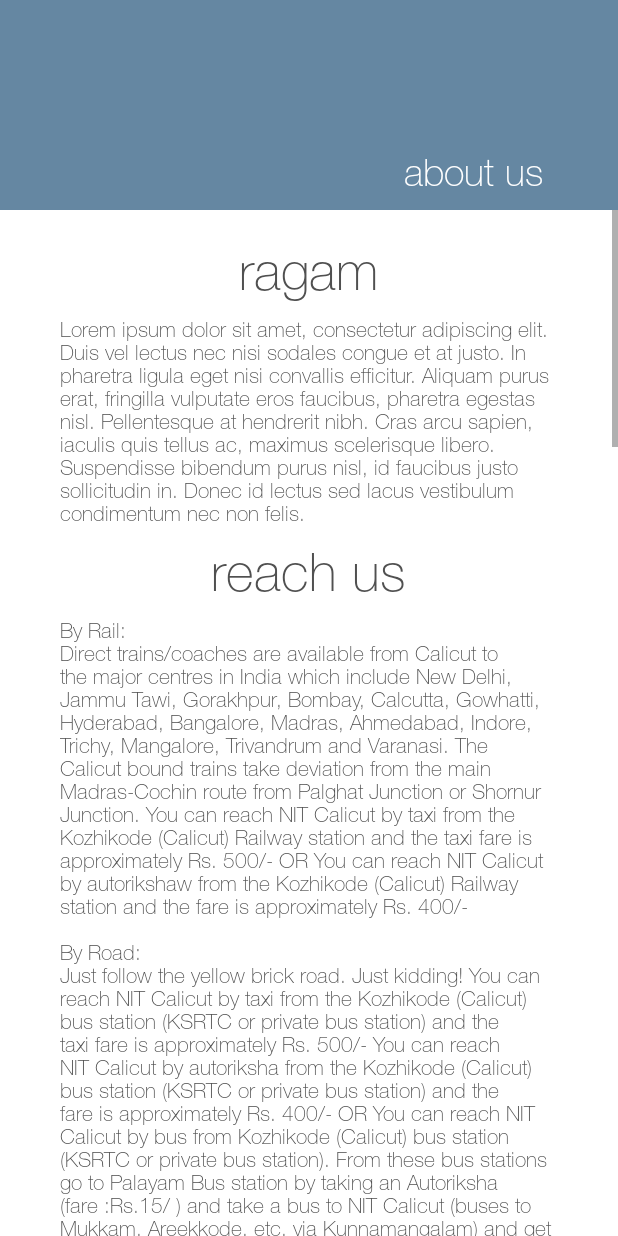
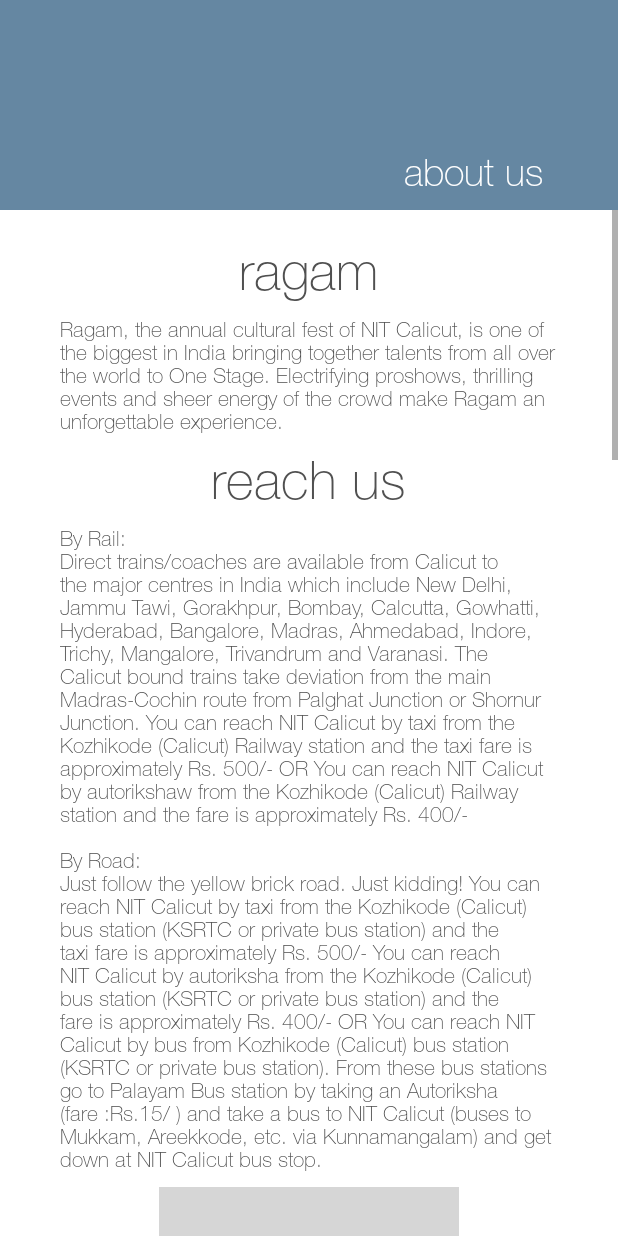
Before and after one commit to Jazeem/RagamApp, an Android app: the fragment AboutFragment shown on its own in the app's theme, on a phone screen of 412 x 824 dp. Run offline under Robolectric (Android 15) with nearby library versions, the light colour scheme and no system bars; 1 statement that could not run was skipped; grey boxes are pictures that could not be loaded.

```diff
--- a/app/src/main/java/com/clusterdev/ragam/Contents.java
+++ b/app/src/main/java/com/clusterdev/ragam/Contents.java
@@ -10,6 +10,7 @@
 import android.view.MotionEvent;
 import android.view.View;
 import com.jfeinstein.jazzyviewpager.JazzyViewPager;
+import com.viewpagerindicator.CirclePageIndicator;
 import com.viewpagerindicator.LinePageIndicator;
 import android.view.WindowManager;
 import android.widget.Button;
--- a/app/src/main/res/layout/fragment_about.xml
+++ b/app/src/main/res/layout/fragment_about.xml
@@ -25,7 +25,7 @@
                 android:layout_height="wrap_content"
                 android:id="@+id/tv_about_ragam_desc"
                 android:layout_below="@id/tv_about_ragam"
-                android:text="Lorem ipsum dolor sit amet, consectetur adipiscing elit. Duis vel lectus nec nisi sodales congue et at justo. In pharetra ligula eget nisi convallis efficitur. Aliquam purus erat, fringilla vulputate eros faucibus, pharetra egestas nisl. Pellentesque at hendrerit nibh. Cras arcu sapien, iaculis quis tellus ac, maximus scelerisque libero. Suspendisse bibendum purus nisl, id faucibus justo sollicitudin in. Donec id lectus sed lacus vestibulum condimentum nec non felis."
+                android:text="@string/ragam"
                 android:textColor="@color/about_2"
                 android:paddingRight="@dimen/about_margin_2"
                 android:paddingLeft="@dimen/about_margin_2"
--- a/app/src/main/res/layout/fragment_pro_show.xml
+++ b/app/src/main/res/layout/fragment_pro_show.xml
@@ -36,7 +36,7 @@
                     android:id="@+id/pro_heading"
                     android:text="proshows"
                     android:textSize="@dimen/pro_show_text_size_1"
-                    android:textColor="@color/about_2"
+                    android:textColor="@android:color/white"
                     android:gravity="center_horizontal"
                     android:layout_gravity="center_horizontal"
                     android:background="@color/proshow_color_top"
--- a/app/src/main/res/values/colors.xml
+++ b/app/src/main/res/values/colors.xml
@@ -1,7 +1,7 @@
 <?xml version="1.0" encoding="utf-8"?>
 <resources>
     <color name="bg_app">#2d2d2d</color>
-    <color name="events_color">#4c4d4f</color>
+    <color name="events_color">#0e344d</color>
     <color name="white">#ffffff</color>
     <color name="exhibition_color">#3b5152</color>
     <color name="proshow_color">#cbcbcb</color>
@@ -9,7 +9,7 @@
     <color name="proshow_color1">#398fb7</color>
     <color name="proshow_color2">#39b79e</color>
     <color name="proshow_color3">#e07070</color>
-    <color name="workshop_color">#0e344d</color>
+    <color name="workshop_color">#092f25</color>
     <color name="event_color_dim">#2f189995</color>
     <color name="exhibition_color_dim">#2ffef7c4</color>
     <color name="proshow_color_dim">#2f9ad7d5</color>
--- a/app/src/main/res/values/strings.xml
+++ b/app/src/main/res/values/strings.xml
@@ -28,5 +28,6 @@
 Expect a few surprises in the coming days..
 Stay tuned for updates.</string>
     <string name="reach_us">By Rail:\nDirect trains/coaches are available from Calicut to the major centres in India which include New Delhi, Jammu Tawi, Gorakhpur, Bombay, Calcutta, Gowhatti, Hyderabad, Bangalore, Madras, Ahmedabad, Indore, Trichy, Mangalore, Trivandrum and Varanasi. The Calicut bound trains take deviation from the main Madras-Cochin route from Palghat Junction or Shornur Junction. You can reach NIT Calicut by taxi from the Kozhikode (Calicut) Railway station and the taxi fare is approximately Rs. 500/- OR You can reach NIT Calicut by autorikshaw from the Kozhikode (Calicut) Railway station and the fare is approximately Rs. 400/-\n\nBy Road:\nJust follow the yellow brick road. Just kidding! You can reach NIT Calicut by taxi from the Kozhikode (Calicut) bus station (KSRTC or private bus station) and the taxi fare is approximately Rs. 500/- You can reach NIT Calicut by autoriksha from the Kozhikode (Calicut) bus station (KSRTC or private bus station) and the fare is approximately Rs. 400/-  OR  You can reach NIT Calicut by bus from Kozhikode (Calicut) bus station (KSRTC or private bus station). From these bus stations go to Palayam Bus station by taking an Autoriksha (fare :Rs.15/ ) and take a bus to NIT Calicut (buses to Mukkam, Areekkode, etc. via Kunnamangalam) and get down at NIT Calicut bus stop.</string>
+    <string name="ragam">Ragam, the annual cultural fest of NIT Calicut, is one of the biggest in India bringing together talents from all over the world to One Stage. Electrifying proshows, thrilling events and sheer energy of the crowd make Ragam an unforgettable experience.</string>
 
 </resources>
```
